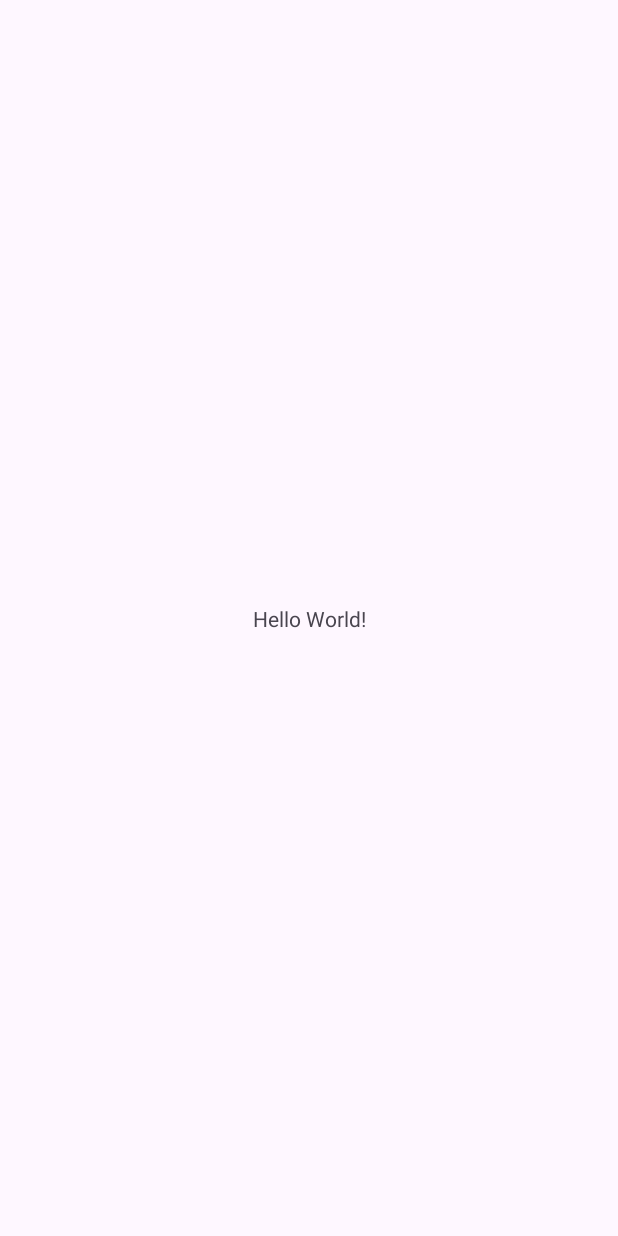
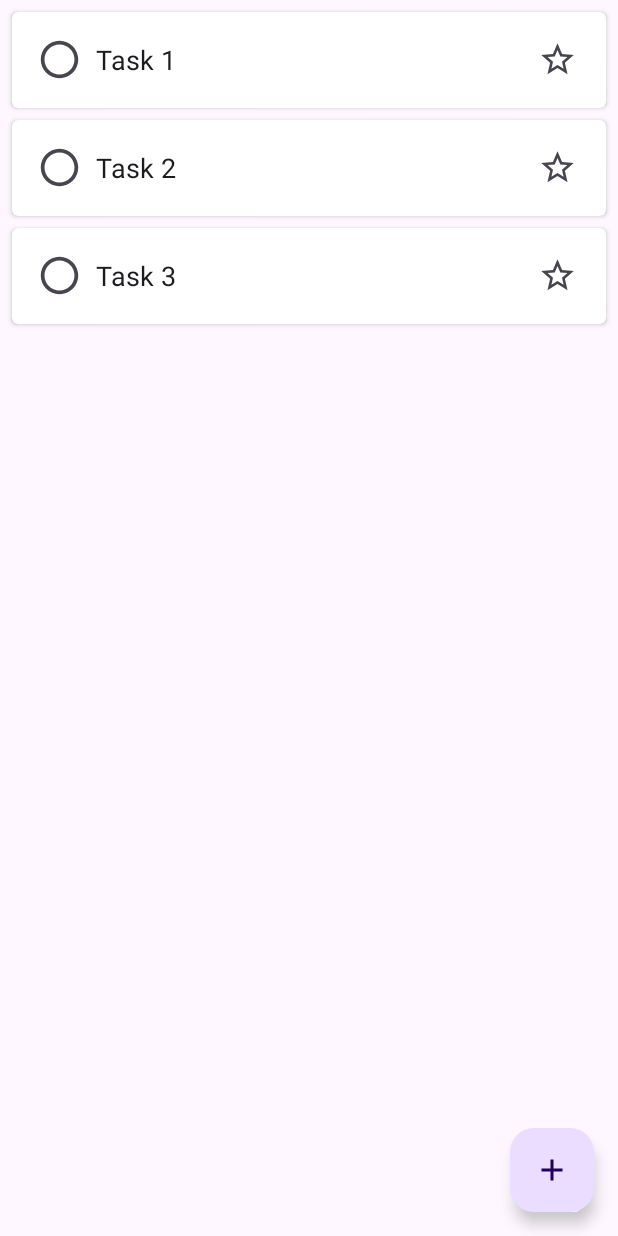
Before and after one commit to nikolastolvanen/tasks-android-app, an Android app: the screen it shows after launch (MainActivity), on a phone screen of 412 x 824 dp. Before the commit the screen is almost empty. Run offline under Robolectric (Android 15) with nearby library versions, the phone set to English and light mode, and no system bars; our stand-ins replace Room's generated code.

Commit message:
Add TaskAdapter.java, TaskDetailsFragment.java and task_details_navigation.xml

```diff
--- /dev/null
+++ b/app/src/main/java/com/nikolastolvanen/todolistapp/TaskAdapter.java
@@ -0,0 +1,70 @@
+package com.nikolastolvanen.todolistapp;
+
+import android.os.Bundle;
+import android.view.LayoutInflater;
+import android.view.View;
+import android.view.ViewGroup;
+import android.widget.TextView;
+
+import androidx.annotation.NonNull;
+import androidx.navigation.NavController;
+import androidx.navigation.Navigation;
+import androidx.recyclerview.widget.RecyclerView;
+
+import java.util.ArrayList;
+import java.util.List;
+
+public class TaskAdapter extends RecyclerView.Adapter<TaskAdapter.TaskHolder> {
+
+    private List<Task> tasks = new ArrayList<>();
+
+    View.OnClickListener TaskListClickListener = new View.OnClickListener() {
+        @Override
+        public void onClick(View view) {
+
+            int position = (int) view.getTag();
+
+            Bundle bundle = new Bundle();
+            bundle.putString("taskName", tasks.get(position).getTaskName());
+
+            //NavController navController = Navigation.findNavController(view);
+            //navController.navigate(R.id.taskDetailsFragment, bundle);
+
+        }
+    };
+
+    @NonNull
+    @Override
+    public TaskHolder onCreateViewHolder(@NonNull ViewGroup parent, int viewType) {
+        View view = LayoutInflater.from(parent.getContext())
+                .inflate(R.layout.task_list_item, parent, false);
+
+        return new TaskHolder(view);
+    }
+
+    @Override
+    public void onBindViewHolder(@NonNull TaskHolder holder, int position) {
+        Task currentTask = tasks.get(position);
+        holder.textViewTitle.setText(currentTask.getTaskName());
+    }
+
+    @Override
+    public int getItemCount() {
+        return tasks.size();
+    }
+
+    public void setTasks(List<Task> tasks) {
+        this.tasks = tasks;
+        notifyDataSetChanged();
+    }
+
+    class TaskHolder extends RecyclerView.ViewHolder {
+        private TextView textViewTitle;
+
+        public TaskHolder(View itemView) {
+            super(itemView);
+            textViewTitle = itemView.findViewById(R.id.text_view_title);
+        }
+    }
+
+}
--- /dev/null
+++ b/app/src/main/java/com/nikolastolvanen/todolistapp/TaskDetailsFragment.java
@@ -0,0 +1,31 @@
+package com.nikolastolvanen.todolistapp;
+
+import android.os.Bundle;
+
+import androidx.annotation.NonNull;
+import androidx.annotation.Nullable;
+import androidx.fragment.app.Fragment;
+import androidx.lifecycle.Observer;
+import androidx.lifecycle.ViewModelProvider;
+import androidx.recyclerview.widget.LinearLayoutManager;
+import androidx.recyclerview.widget.RecyclerView;
+
+import android.view.LayoutInflater;
+import android.view.View;
+import android.view.ViewGroup;
+
+import java.util.List;
+
+
+public class TaskDetailsFragment extends Fragment {
+
+    public TaskDetailsFragment() {
+        super(R.layout.fragment_task_details);
+    }
+
+    @Override
+    public void onViewCreated(@NonNull View view, @Nullable Bundle savedInstanceState) {
+
+        super.onViewCreated(view, savedInstanceState);
+    }
+}
--- a/app/src/main/java/com/nikolastolvanen/todolistapp/TaskListFragment.java
+++ b/app/src/main/java/com/nikolastolvanen/todolistapp/TaskListFragment.java
@@ -5,11 +5,19 @@ import android.os.Bundle;
 import androidx.annotation.NonNull;
 import androidx.annotation.Nullable;
 import androidx.fragment.app.Fragment;
+import androidx.lifecycle.Observer;
+import androidx.lifecycle.ViewModelProvider;
+import androidx.recyclerview.widget.LinearLayoutManager;
+import androidx.recyclerview.widget.RecyclerView;
 
 import android.view.View;
 
+import java.util.List;
+
 
 public class TaskListFragment extends Fragment {
+
+    private TaskViewModel taskViewModel;
 
     public TaskListFragment() {
         super(R.layout.fragment_task_list);
@@ -17,6 +25,22 @@ public class TaskListFragment extends Fragment {
 
     @Override
     public void onViewCreated(@NonNull View view, @Nullable Bundle savedInstanceState) {
+
+        RecyclerView rvTaskList = view.findViewById(R.id.recycler_view_tasks);
+        rvTaskList.setLayoutManager(new LinearLayoutManager(getContext()));
+        rvTaskList.setHasFixedSize(true);
+
+        TaskAdapter adapter = new TaskAdapter();
+        rvTaskList.setAdapter(adapter);
+
+        taskViewModel = new ViewModelProvider(getActivity()).get(TaskViewModel.class);
+        taskViewModel.getAllTasks().observe(getViewLifecycleOwner(), new Observer<List<Task>>() {
+            @Override
+            public void onChanged(List<Task> tasks) {
+                adapter.setTasks(tasks);
+            }
+        });
+
         super.onViewCreated(view, savedInstanceState);
     }
 
--- a/app/src/main/res/layout/activity_main.xml
+++ b/app/src/main/res/layout/activity_main.xml
@@ -6,14 +6,14 @@
     android:layout_height="match_parent"
     tools:context=".MainActivity">
 
-    <TextView
-        android:id="@+id/textView"
-        android:layout_width="wrap_content"
-        android:layout_height="wrap_content"
-        android:text="Hello World!"
-        app:layout_constraintBottom_toBottomOf="parent"
-        app:layout_constraintEnd_toEndOf="parent"
+    <androidx.fragment.app.FragmentContainerView
+        android:id="@+id/fragmentContainerView"
+        android:name="androidx.navigation.fragment.NavHostFragment"
+        android:layout_width="match_parent"
+        android:layout_height="match_parent"
+        app:defaultNavHost="true"
         app:layout_constraintStart_toStartOf="parent"
-        app:layout_constraintTop_toTopOf="parent" />
+        app:layout_constraintTop_toTopOf="parent"
+        app:navGraph="@navigation/task_details_navigation" />
 
 </androidx.constraintlayout.widget.ConstraintLayout>
--- /dev/null
+++ b/app/src/main/res/layout/fragment_task_details.xml
@@ -0,0 +1,14 @@
+<?xml version="1.0" encoding="utf-8"?>
+<FrameLayout xmlns:android="http://schemas.android.com/apk/res/android"
+    xmlns:tools="http://schemas.android.com/tools"
+    android:layout_width="match_parent"
+    android:layout_height="match_parent"
+    tools:context=".TaskDetailsFragment">
+
+    <!-- TODO: Update blank fragment layout -->
+    <TextView
+        android:layout_width="match_parent"
+        android:layout_height="match_parent"
+        android:text="@string/hello_blank_fragment" />
+
+</FrameLayout>
--- /dev/null
+++ b/app/src/main/res/navigation/task_details_navigation.xml
@@ -0,0 +1,18 @@
+<?xml version="1.0" encoding="utf-8"?>
+<navigation xmlns:android="http://schemas.android.com/apk/res/android"
+    xmlns:app="http://schemas.android.com/apk/res-auto"
+    android:id="@+id/task_details_navigation"
+    app:startDestination="@id/taskListFragment">
+
+    <fragment
+        android:id="@+id/taskListFragment"
+        android:name="com.nikolastolvanen.todolistapp.TaskListFragment"
+        android:label="TaskListFragment">
+    </fragment>
+    <fragment
+        android:id="@+id/taskDetailsFragment"
+        android:name="com.nikolastolvanen.todolistapp.TaskDetailsFragment"
+        android:label="TaskDetailsFragment">
+    </fragment>
+
+</navigation>
```
